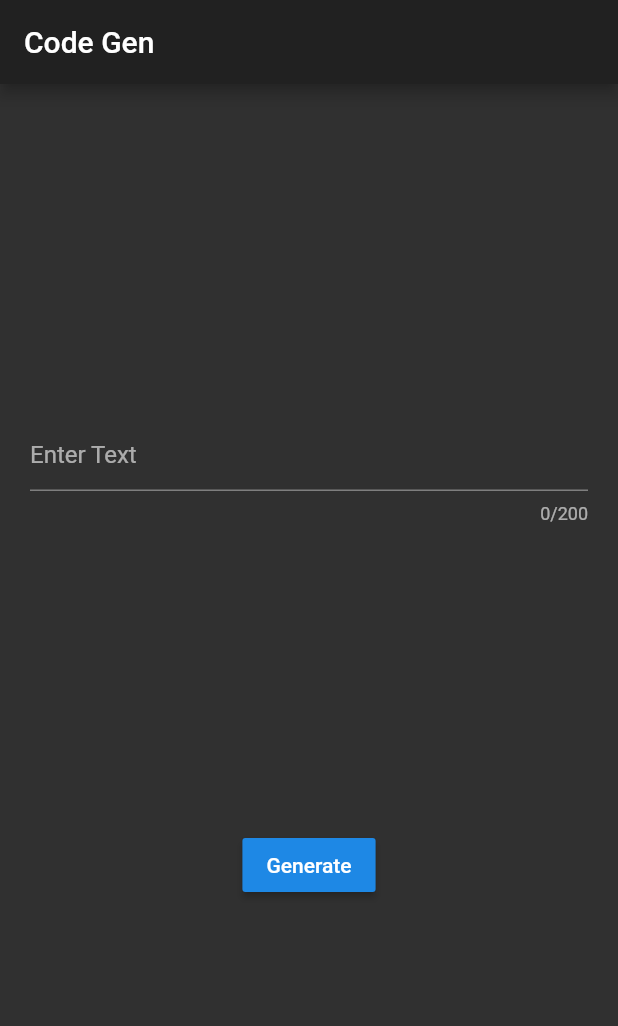
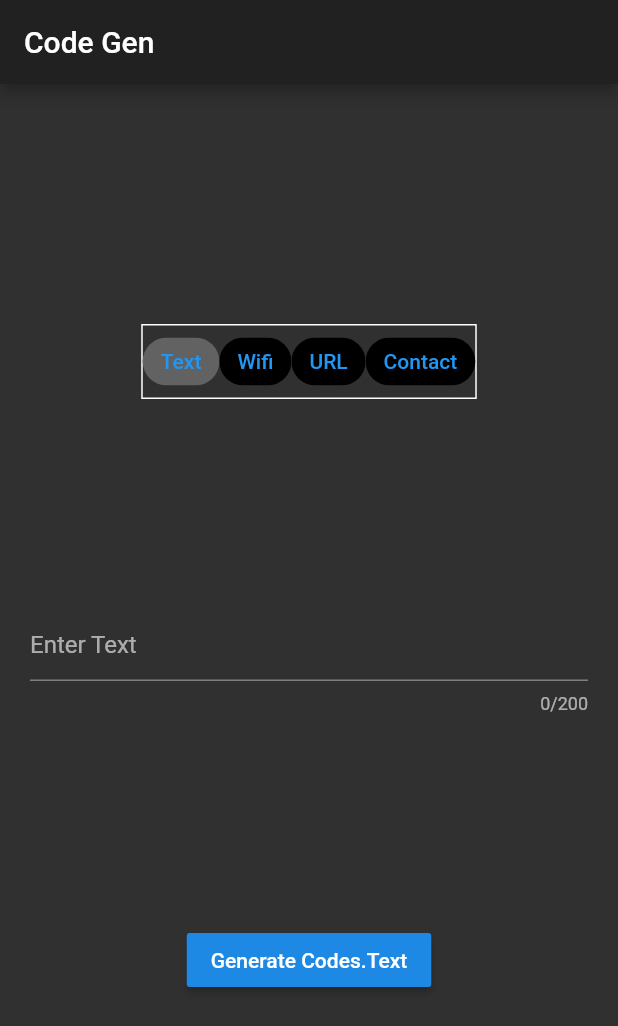
Before and after one commit to edgeboy47/qr_generator, a Flutter app: the screen it shows after launch, on a phone screen of 412 x 824 dp. Shown: the top 1026 px of the screen. Run offline on Flutter 3.47's test engine with Material 2 defaults, Android fonts, the phone set to English and light mode, and no system bars; our stand-ins replace bloc, flutter_bloc, qr_flutter.

Commit message:
Update BLoC

```diff
--- /dev/null
+++ b/lib/bloc/blocs.dart
@@ -0,0 +1,3 @@
+export 'codeBloc.dart';
+export 'codeEvent.dart';
+export 'codeState.dart';
--- a/lib/bloc/codeBloc.dart
+++ b/lib/bloc/codeBloc.dart
@@ -10,8 +10,8 @@ class CodeBloc extends Bloc<CodeEvent, QrCode> {
 
   @override
   Stream<QrCode> mapEventToState(CodeEvent event) async*{
-      if(event is PlainTextCode){
-        final code = QrCode.fromData(data: event.text, errorCorrectLevel: QrErrorCorrectLevel.L);
+      if(event is TextCode){
+        final code = QrCode.fromData(data: event.data['text'], errorCorrectLevel: QrErrorCorrectLevel.L);
         code.make();
         yield code;
       }
--- a/lib/bloc/codeEvent.dart
+++ b/lib/bloc/codeEvent.dart
@@ -1,17 +1,24 @@
 import 'package:flutter/foundation.dart';
 
 abstract class CodeEvent{
-  const CodeEvent();
+  final Map <String, String> data;
+
+  const CodeEvent({@required this.data});
 }
 
-class PlainTextCode extends CodeEvent {
-  final String text;
-
-  const PlainTextCode({@required this.text}): assert (text.length != 0);
+class TextCode extends CodeEvent {
+  const TextCode({Map<String, String> data}) : super(data: data);
 }
 
-class WifiCode extends CodeEvent {}
+class WifiCode extends CodeEvent {
+  const WifiCode({Map<String, String> data}) : super(data: data);
+}
 
-class ContactCode extends CodeEvent {}
+class ContactCode extends CodeEvent {
+  const ContactCode({Map<String, String> data}) : super(data: data);
 
-class URLCode extends CodeEvent {}
+}
+
+class URLCode extends CodeEvent {
+  const URLCode({Map<String, String> data}) : super(data: data);
+}
--- /dev/null
+++ b/lib/enum/enums.dart
@@ -0,0 +1 @@
+enum Codes { Text, Wifi, URL, Contact }
--- a/lib/pages/codeDisplayPage.dart
+++ b/lib/pages/codeDisplayPage.dart
@@ -13,7 +13,9 @@ class CodeDisplayPage extends StatelessWidget {
           child: BlocBuilder(
             bloc: BlocProvider.of<CodeBloc>(context),
             builder: (context, state) {
-              return QrImage.withQr(qr: state);
+              return QrImage.withQr(
+                qr: state,
+                backgroundColor: Colors.white,);
             })),
       ),
     );
--- a/lib/pages/homePage.dart
+++ b/lib/pages/homePage.dart
@@ -1,10 +1,10 @@
+import 'package:flutter/foundation.dart';
 import 'package:flutter/material.dart';
 import 'package:flutter_bloc/flutter_bloc.dart';
-import 'package:qr_generator/bloc/codeBloc.dart';
-import 'package:qr_generator/bloc/codeEvent.dart';
+import 'package:qr_generator/bloc/blocs.dart';
+import 'package:qr_generator/enum/enums.dart';
 import 'package:qr_generator/pages/codeDisplayPage.dart';
-import 'package:qr_generator/widgets/myChoiceChip.dart';
-import 'package:qr_generator/widgets/myScaffold.dart';
+import 'package:qr_generator/widgets/widgets.dart';
 
 class HomePage extends StatefulWidget {
   @override
@@ -13,6 +13,7 @@ class HomePage extends StatefulWidget {
 
 class _HomePageState extends State<HomePage> {
   final textController = TextEditingController();
+  var currentCode = Codes.Text;
 
   @override
   void dispose() {
@@ -20,15 +21,41 @@ class _HomePageState extends State<HomePage> {
     super.dispose();
   }
 
-  void codeGenerate() {
+  void onPressed() {
     String codeText = textController.text;
 
-    BlocProvider.of<CodeBloc>(context).add(PlainTextCode(text: codeText));
+    switch (currentCode) {
+      case Codes.Text:
+        BlocProvider.of<CodeBloc>(context).add(TextCode(data: {'text': codeText}));
+        break;
+
+      case Codes.Wifi:
+        // BlocProvider.of<CodeBloc>(context).add(WifiCode(text: codeText));
+        break;
+
+      case Codes.URL:
+        // BlocProvider.of<CodeBloc>(context).add(URLCode(text: codeText));
+        break;
+
+      case Codes.Contact:
+        // BlocProvider.of<CodeBloc>(context).add(ContactCode(text: codeText));
+        break;
+    }
 
     Navigator.push(
-        context,
-        MaterialPageRoute(
-            builder: (context) => CodeDisplayPage()));
+        context, MaterialPageRoute(builder: (context) => CodeDisplayPage()));
+  }
+
+  // Generates a ChoiceChip from the given enum value
+  Widget codeToChipGenerator(Codes code) {
+    return MyChoiceChip(
+        text: describeEnum(code),
+        selected: currentCode == code,
+        onSelected: (bool selected) {
+          setState(() {
+            currentCode = code;
+          });
+        });
   }
 
   @override
@@ -40,23 +67,19 @@ class _HomePageState extends State<HomePage> {
           child: Column(
             mainAxisAlignment: MainAxisAlignment.spaceEvenly,
             children: <Widget>[
-              // Container(
-              //   decoration: BoxDecoration(
-              //     border: Border.all(color: Colors.white)
-              //   ),
-              //   child: Wrap(
-              //     children: <Widget>[
-              //       MyChoiceChip(text: "Plain Text", selected: true,),
-              //       MyChoiceChip(text: "Wifi")
-              //     ],
-              //   ),
-              // ),
+              Container(
+                decoration:
+                    BoxDecoration(border: Border.all(color: Colors.white)),
+                child: Wrap(
+                    children: Codes.values.map(codeToChipGenerator).toList()),
+              ),
               TextField(
                 maxLength: 200,
                 decoration: InputDecoration(hintText: "Enter Text"),
                 controller: textController,
               ),
-              RaisedButton(child: Text("Generate"), onPressed: codeGenerate)
+              RaisedButton(
+                  child: Text("Generate $currentCode"), onPressed: onPressed),
             ],
           ),
         ),
--- a/lib/widgets/myChoiceChip.dart
+++ b/lib/widgets/myChoiceChip.dart
@@ -3,8 +3,9 @@ import 'package:flutter/material.dart';
 class MyChoiceChip extends StatelessWidget {
   final String text;
   final bool selected;
+  final Function onSelected;
 
-  MyChoiceChip({this.text, this.selected = false});
+  MyChoiceChip({@required this.text, @required this.onSelected, this.selected = false});
 
   @override
   Widget build(BuildContext context) {
@@ -13,8 +14,8 @@ class MyChoiceChip extends StatelessWidget {
       selected: selected,
       autofocus: false,
       labelStyle: TextStyle(color: Colors.blue),
-      backgroundColor: Colors.blue,
-      onSelected: (bool selected){},
+      backgroundColor: Colors.black,
+      onSelected: onSelected,
     );
   }
 }
--- /dev/null
+++ b/lib/widgets/widgets.dart
@@ -0,0 +1,2 @@
+export 'myScaffold.dart';
+export 'myChoiceChip.dart';
```
